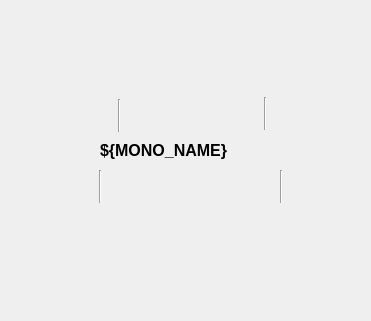
This is ui/monochromator.ui in pcdshub/lcls-plc-kfe-vac as Qt 5 draws it before an edit. The edited form follows.
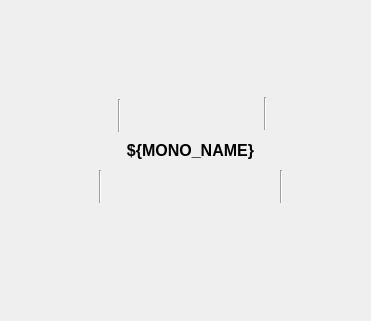
This is the edited form. Custom widgets are drawn as their Qt base class.

Patch:
```diff
--- a/ui/monochromator.ui
+++ b/ui/monochromator.ui
@@ -136,7 +136,7 @@
     <rect>
      <x>100</x>
      <y>140</y>
-     <width>281</width>
+     <width>181</width>
      <height>21</height>
     </rect>
    </property>
@@ -153,6 +153,9 @@
    <property name="text">
     <string>${MONO_NAME}</string>
    </property>
+   <property name="alignment">
+    <set>Qt::AlignCenter</set>
+   </property>
   </widget>
   <widget class="IonPump" name="IonPump_2">
    <property name="geometry">
```
Left out of the diff: 10 changed lines with no effect on the pictures.
